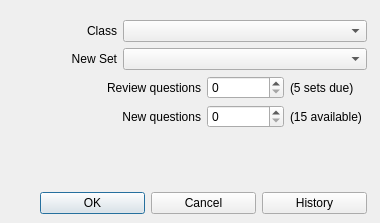
sobjornstad/clicker-quiz-manager, file designer/quizgen.ui: the form before one commit.
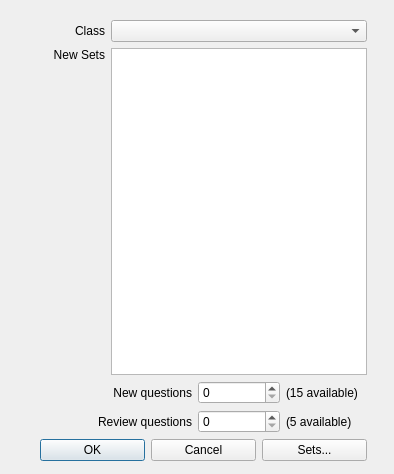
The form after the commit.

Commit message:
begin serious work on quizgen ui
Some bugs in the backend of some sort are causing problems and need to
be fixed before continuing.

```diff
--- a/designer/quizgen.ui
+++ b/designer/quizgen.ui
@@ -6,8 +6,8 @@
    <rect>
     <x>0</x>
     <y>0</y>
-    <width>380</width>
-    <height>223</height>
+    <width>394</width>
+    <height>474</height>
    </rect>
   </property>
   <property name="windowTitle">
@@ -19,19 +19,22 @@
      <x>40</x>
      <y>20</y>
      <width>327</width>
-     <height>194</height>
+     <height>441</height>
     </rect>
    </property>
    <layout class="QVBoxLayout" name="verticalLayout_3">
     <item>
      <layout class="QGridLayout" name="gridLayout_4">
-      <item row="4" column="2">
-       <widget class="QSpinBox" name="newQuestions"/>
-      </item>
-      <item row="4" column="3">
-       <widget class="QLabel" name="newDisplay">
-        <property name="text">
-         <string>(15 available)</string>
+      <item row="2" column="1" colspan="3">
+       <widget class="QListWidget" name="setList">
+        <property name="minimumSize">
+         <size>
+          <width>0</width>
+          <height>250</height>
+         </size>
+        </property>
+        <property name="selectionMode">
+         <enum>QAbstractItemView::ExtendedSelection</enum>
         </property>
        </widget>
       </item>
@@ -51,17 +54,40 @@
         </property>
        </widget>
       </item>
-      <item row="3" column="0" colspan="2">
-       <widget class="QLabel" name="label">
+      <item row="2" column="0" alignment="Qt::AlignTop">
+       <widget class="QLabel" name="setLabel">
         <property name="text">
-         <string>Review questions</string>
+         <string>New Sets</string>
         </property>
         <property name="alignment">
          <set>Qt::AlignRight|Qt::AlignTrailing|Qt::AlignVCenter</set>
         </property>
        </widget>
       </item>
-      <item row="3" column="2">
+      <item row="4" column="3">
+       <widget class="QLabel" name="newDisplay">
+        <property name="text">
+         <string>(15 available)</string>
+        </property>
+       </widget>
+      </item>
+      <item row="4" column="2">
+       <widget class="QSpinBox" name="newQuestions"/>
+      </item>
+      <item row="0" column="0">
+       <widget class="QLabel" name="classLabel">
+        <property name="text">
+         <string>Class</string>
+        </property>
+        <property name="alignment">
+         <set>Qt::AlignRight|Qt::AlignTrailing|Qt::AlignVCenter</set>
+        </property>
+       </widget>
+      </item>
+      <item row="0" column="1" colspan="3">
+       <widget class="QComboBox" name="classCombo"/>
+      </item>
+      <item row="5" column="2">
        <widget class="QSpinBox" name="revQuestions">
         <property name="minimumSize">
          <size>
@@ -80,33 +106,17 @@
         </property>
        </widget>
       </item>
-      <item row="3" column="3">
+      <item row="5" column="3">
        <widget class="QLabel" name="reviewDisplay">
         <property name="text">
-         <string>(5 sets due)</string>
+         <string>(5 available)</string>
         </property>
        </widget>
       </item>
-      <item row="0" column="1" colspan="3">
-       <widget class="QComboBox" name="classCombo"/>
-      </item>
-      <item row="2" column="1" colspan="3">
-       <widget class="QComboBox" name="setCombo"/>
-      </item>
-      <item row="0" column="0">
-       <widget class="QLabel" name="classLabel">
+      <item row="5" column="0" colspan="2">
+       <widget class="QLabel" name="label">
         <property name="text">
-         <string>Class</string>
-        </property>
-        <property name="alignment">
-         <set>Qt::AlignRight|Qt::AlignTrailing|Qt::AlignVCenter</set>
-        </property>
-       </widget>
-      </item>
-      <item row="2" column="0">
-       <widget class="QLabel" name="setLabel">
-        <property name="text">
-         <string>New Set</string>
+         <string>Review questions</string>
         </property>
         <property name="alignment">
          <set>Qt::AlignRight|Qt::AlignTrailing|Qt::AlignVCenter</set>
@@ -115,19 +125,6 @@
       </item>
      </layout>
     </item>
-    <item>
-     <spacer name="verticalSpacer">
-      <property name="orientation">
-       <enum>Qt::Vertical</enum>
-      </property>
-      <property name="sizeHint" stdset="0">
-       <size>
-        <width>20</width>
-        <height>30</height>
-       </size>
-      </property>
-     </spacer>
-    </item>
     <item>
      <layout class="QHBoxLayout" name="horizontalLayout_4">
       <item>
@@ -147,7 +144,7 @@
       <item>
        <widget class="QPushButton" name="historyButton">
         <property name="text">
-         <string>History</string>
+         <string>Sets...</string>
         </property>
        </widget>
       </item>
```
Left out of the diff: 6 changed lines with no effect on the pictures. The commit also changes 2 other files.
